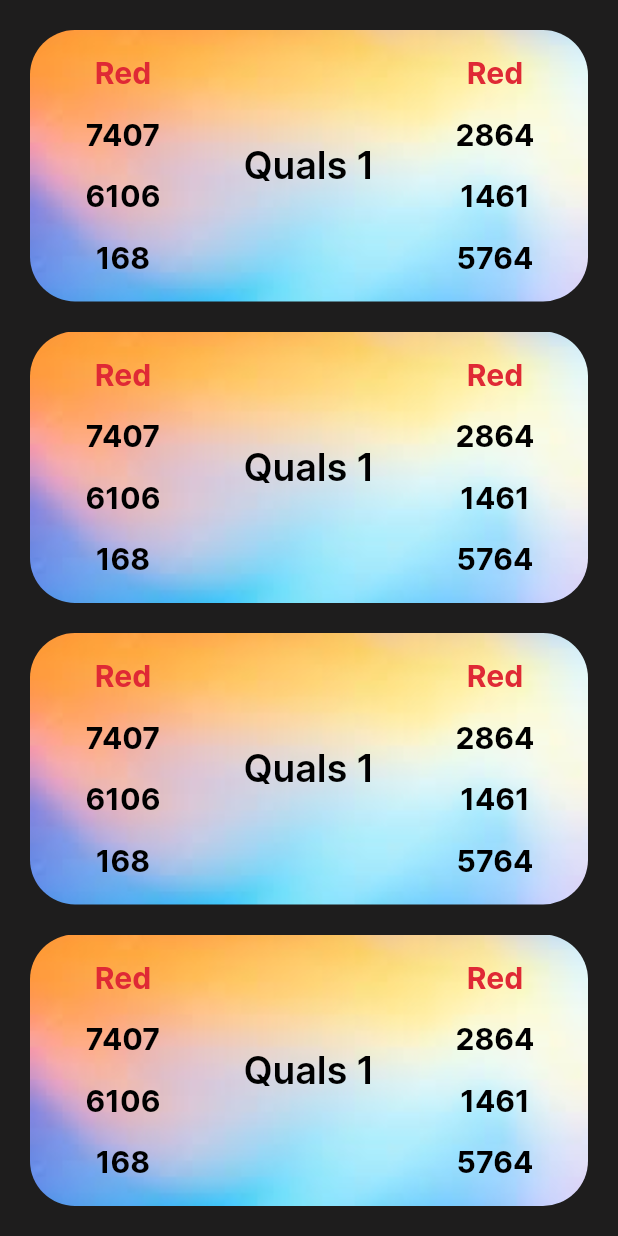
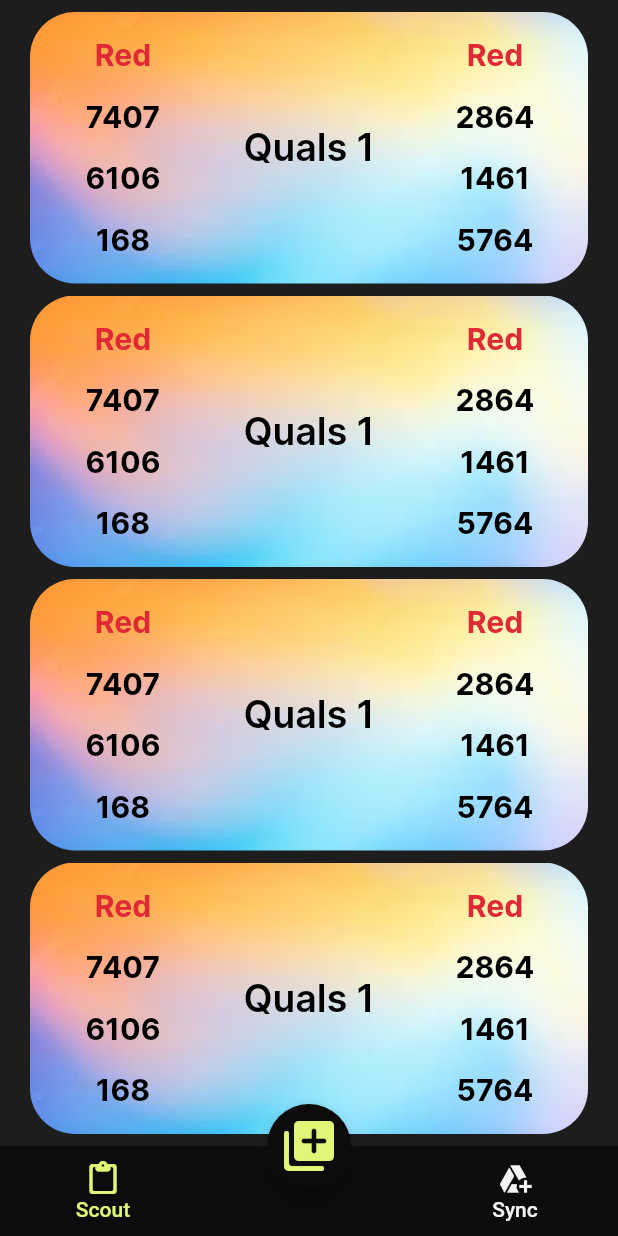
Before and after one commit to Yihan-Ling/Scouting-App-2.0, a Flutter app: the ScoutHomeScreen screen opened directly, on a phone screen of 412 x 824 dp. Run offline on Flutter 3.47's test engine with Material 2 defaults, Android fonts, the phone set to English and light mode, and no system bars.

Commit message:
added bottom navigation bar

```diff
--- a/scouting_app_2023/lib/scout_home.dart
+++ b/scouting_app_2023/lib/scout_home.dart
@@ -137,6 +137,73 @@ class _ScoutHomeState extends State<ScoutHomeScreen> {
           ),
         ),
       ),
+      floatingActionButton: FloatingActionButton(
+        backgroundColor: Color(0xFF0D0C0C),
+        child: Icon(
+          Icons.add_to_photos_rounded,
+          color: Color(0xFFE1F576),
+          size: 40,
+        ),
+        onPressed: () {},
+      ),
+      floatingActionButtonLocation: FloatingActionButtonLocation.centerDocked,
+      bottomNavigationBar: BottomAppBar(
+        color: Color(0xFF0D0C0C),
+        elevation: 10,
+        shape: CircularNotchedRectangle(),
+        child: Container(
+          height: 60,
+          child: Row(children: [
+            Expanded(
+              child: TextButton(
+                onPressed: () {},
+                child: Column(
+                  mainAxisAlignment: MainAxisAlignment.center,
+                  crossAxisAlignment: CrossAxisAlignment.center,
+                  children: const [
+                    Icon(
+                      Icons.paste_rounded,
+                      color: Color(0xFFE1F576),
+                    ),
+                    Text(
+                      'Scout',
+                      style: TextStyle(
+                        color: Color(0xFFE1F576),
+                      ),
+                    ),
+                  ],
+                ),
+              ),
+            ),
+            Expanded(
+              child: SizedBox(
+                child: Container(color: Color(0xFF0D0C0C)),
+              ),
+            ),
+            Expanded(
+              child: TextButton(
+                onPressed: () {},
+                child: Column(
+                  mainAxisAlignment: MainAxisAlignment.center,
+                  crossAxisAlignment: CrossAxisAlignment.center,
+                  children: const [
+                    Icon(
+                      Icons.add_to_drive_rounded,
+                      color: Color(0xFFF4F6F4),
+                    ),
+                    Text(
+                      'Sync',
+                      style: TextStyle(
+                        color: Color(0xFFF4F6F4),
+                      ),
+                    ),
+                  ],
+                ),
+              ),
+            ),
+          ]),
+        ),
+      ),
     );
   }
 }
```
